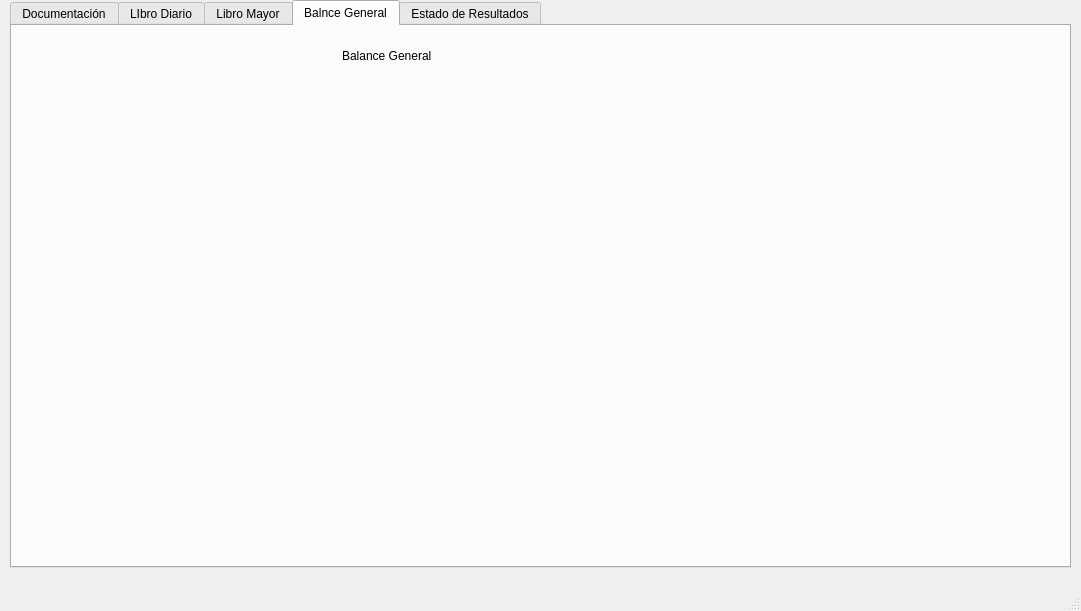
Above: mainwindow.ui from pabloflores465/Proyecto-Informatica-3 before the change. Below: the same form after it.
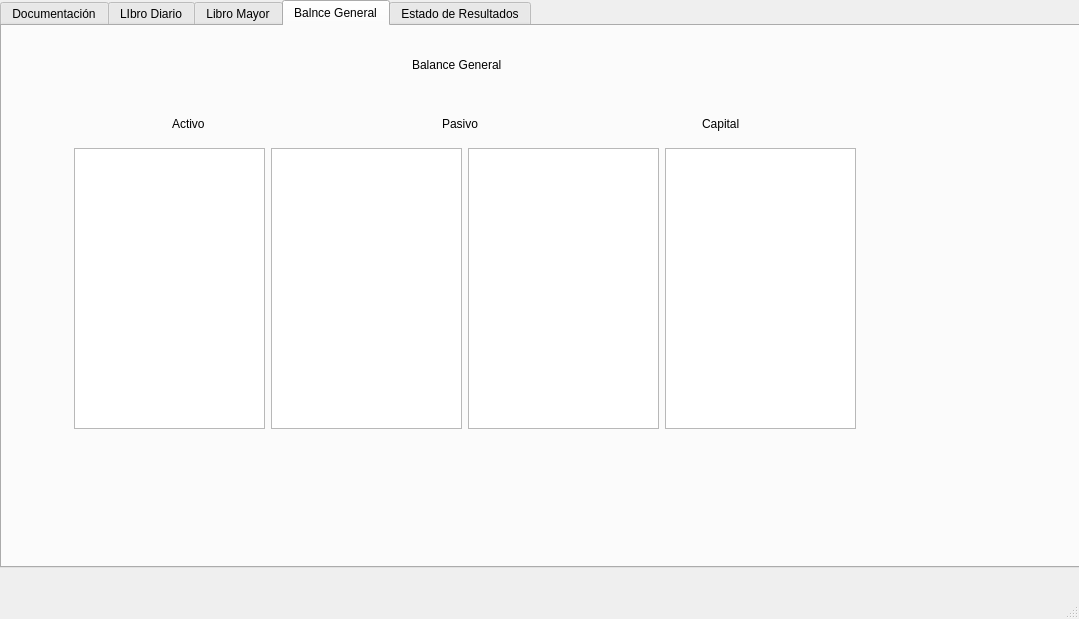
That is the form after the change. The open tabs and pages were chosen to show the change.

```diff
--- a/mainwindow.ui
+++ b/mainwindow.ui
@@ -6,8 +6,8 @@
    <rect>
     <x>0</x>
     <y>0</y>
-    <width>1081</width>
-    <height>611</height>
+    <width>1079</width>
+    <height>619</height>
    </rect>
   </property>
   <property name="windowTitle">
@@ -17,9 +17,9 @@
    <widget class="QTabWidget" name="tabWidget">
     <property name="geometry">
      <rect>
-      <x>10</x>
+      <x>0</x>
       <y>0</y>
-      <width>1061</width>
+      <width>1081</width>
       <height>568</height>
      </rect>
     </property>
@@ -365,16 +365,79 @@
      <widget class="QLabel" name="label_6">
       <property name="geometry">
        <rect>
-        <x>330</x>
-        <y>20</y>
-        <width>101</width>
-        <height>20</height>
+        <x>410</x>
+        <y>30</y>
+        <width>100</width>
+        <height>18</height>
        </rect>
       </property>
       <property name="text">
        <string>Balance General</string>
       </property>
      </widget>
+     <widget class="QLabel" name="label_15">
+      <property name="geometry">
+       <rect>
+        <x>700</x>
+        <y>90</y>
+        <width>58</width>
+        <height>16</height>
+       </rect>
+      </property>
+      <property name="text">
+       <string>Capital</string>
+      </property>
+     </widget>
+     <widget class="QLabel" name="label_13">
+      <property name="geometry">
+       <rect>
+        <x>170</x>
+        <y>90</y>
+        <width>58</width>
+        <height>16</height>
+       </rect>
+      </property>
+      <property name="text">
+       <string>Activo </string>
+      </property>
+     </widget>
+     <widget class="QLabel" name="label_14">
+      <property name="geometry">
+       <rect>
+        <x>440</x>
+        <y>90</y>
+        <width>58</width>
+        <height>16</height>
+       </rect>
+      </property>
+      <property name="text">
+       <string>Pasivo</string>
+      </property>
+     </widget>
+     <widget class="QWidget" name="layoutWidget">
+      <property name="geometry">
+       <rect>
+        <x>72</x>
+        <y>122</y>
+        <width>782</width>
+        <height>281</height>
+       </rect>
+      </property>
+      <layout class="QHBoxLayout" name="horizontalLayout_3">
+       <item>
+        <widget class="QListWidget" name="ActivosBG"/>
+       </item>
+       <item>
+        <widget class="QListWidget" name="PasivoBG"/>
+       </item>
+       <item>
+        <widget class="QListWidget" name="CapitalBG"/>
+       </item>
+       <item>
+        <widget class="QListWidget" name="PasivoCapitalBG"/>
+       </item>
+      </layout>
+     </widget>
     </widget>
     <widget class="QWidget" name="tab_5">
      <attribute name="title">
```
Left out of the diff: 44 changed lines with no effect on the pictures.
